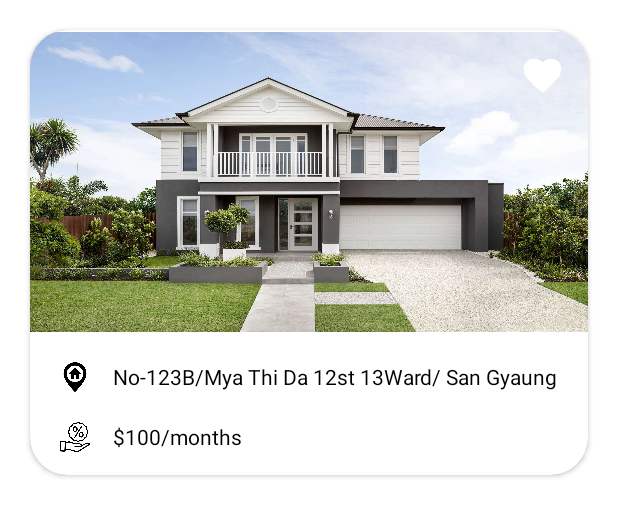
After one commit to Ye-Htet-Zaw/RoomForRent, an Android app: the layout favourite_item.xml on its own in the app's theme, with its tools: preview values and no code run, on a phone screen of 412 x 824 dp. The commit adds this screen. Shown: the top 517 px of the screen. Run offline under Robolectric (Android 15) with nearby library versions, the phone set to English and light mode, and no system bars; Roboto replaces fonts that are not available here.

Commit message:
KMMN (add Fav recycler view)

```diff
--- a/app/src/main/java/com/example/roomforrent/activity/MainActivity.kt
+++ b/app/src/main/java/com/example/roomforrent/activity/MainActivity.kt
@@ -45,8 +45,7 @@ class MainActivity : AppCompatActivity() {
                 val currentFragment : Fragment= supportFragmentManager.fragments.last()
                 val ft = supportFragmentManager.beginTransaction()
                 ft.detach(currentFragment).attach(currentFragment).commit()
-                Log.i("TestFavourite", tab!!.getPosition().toString())
-                tab.customView!!.nav_label.setTextColor(resources.getColor(R.color.activeTabTextColor))
+                tab?.customView!!.nav_label.setTextColor(resources.getColor(R.color.activeTabTextColor))
                 tab.customView!!.nav_icon.setImageResource(activeTabIconArr.get(tab.position))
             }
 
--- a/app/src/main/java/com/example/roomforrent/services/FavouriteService.kt
+++ b/app/src/main/java/com/example/roomforrent/services/FavouriteService.kt
@@ -1,6 +1,7 @@
 package com.example.roomforrent.services
 
 import com.example.roomforrent.models.Favourite
+import com.example.roomforrent.models.House
 import retrofit2.Call
 import retrofit2.http.*
 
@@ -16,4 +17,7 @@ interface FavouriteService {
 
     @DELETE("deleteFavouriteWithId/{USER_ID}&{FAVOURITE_ID}")
     fun deleteFavouriteWithId(@Path("USER_ID")user_id: String,@Path("FAVOURITE_ID")favourite_id: String):Call<List<Favourite>>
+
+    @GET("getFavouritHouseList")
+    fun getFavouritHouseList():Call<List<House>>
 }
--- a/app/src/main/java/com/example/roomforrent/services/ServiceBuilder.kt
+++ b/app/src/main/java/com/example/roomforrent/services/ServiceBuilder.kt
@@ -6,7 +6,7 @@ import retrofit2.converter.gson.GsonConverterFactory
 
 object ServiceBuilder {
     //private const val URL ="http://localhost:9090/"
-    private const val URL ="http://192.168.100.4:9090/"
+    private const val URL ="http://192.168.100.21:9097/"
     //CREATE HTTP CLIENT
     private val okHttp = OkHttpClient.Builder()
 
--- /dev/null
+++ b/app/src/main/res/layout/favourite_item.xml
@@ -0,0 +1,87 @@
+<?xml version="1.0" encoding="utf-8"?>
+<androidx.cardview.widget.CardView xmlns:android="http://schemas.android.com/apk/res/android"
+    xmlns:app="http://schemas.android.com/apk/res-auto"
+    android:id="@+id/cv_house_list"
+    android:layout_width="match_parent"
+    android:layout_height="wrap_content"
+    android:layout_marginLeft="20dp"
+    android:layout_marginTop="20dp"
+    android:layout_marginRight="20dp"
+    android:layout_marginBottom="30dp"
+    android:backgroundTintMode="multiply"
+    android:elevation="10dp"
+    app:cardCornerRadius="25dp"
+    android:backgroundTint="#FFFFFF">
+
+    <RelativeLayout
+        android:layout_width="match_parent"
+        android:layout_height="wrap_content"
+        android:radius ="20dp"
+        android:elevation="100dp"
+        >
+
+
+        <ImageView
+            android:id="@+id/iv_roomImg"
+            android:layout_width="match_parent"
+            android:layout_height="200dp"
+            android:layout_alignParentTop="true"
+            android:layout_marginTop="1dp"
+            android:scaleType="fitXY"
+            android:src="@drawable/house2" />
+
+        <ImageView
+            android:id="@+id/iv_heart"
+            android:layout_width="30dp"
+            android:layout_height="30dp"
+            android:src="@drawable/ic_favorite_black_24dp"
+            android:layout_alignParentTop="true"
+            android:layout_alignParentRight="true"
+            android:layout_margin="15dp"
+            android:scaleType="fitXY" />
+        <LinearLayout
+            android:id="@+id/addressLayout"
+            android:layout_width="match_parent"
+            android:layout_height="wrap_content"
+            android:orientation="horizontal"
+            android:layout_below="@+id/iv_roomImg"
+            android:layout_margin="20dp"
+            >
+            <ImageView
+                android:layout_width="20dp"
+                android:layout_height="20dp"
+                android:background="@drawable/home"
+                android:layout_marginRight="15dp"/>
+            <TextView
+                android:id="@+id/tv_address"
+                android:layout_width="match_parent"
+                android:layout_height="wrap_content"
+                android:textColor="@color/black"
+                android:text="No-123B/Mya Thi Da 12st 13Ward/ San Gyaung"/>
+        </LinearLayout>
+        <LinearLayout
+            android:id="@+id/priceLayout"
+            android:layout_width="match_parent"
+            android:layout_height="wrap_content"
+            android:orientation="horizontal"
+            android:layout_below="@+id/addressLayout"
+            android:layout_marginLeft="20dp"
+            android:layout_marginRight="20dp"
+            android:layout_marginBottom="15dp"
+            >
+            <ImageView
+                android:layout_width="20dp"
+                android:layout_height="20dp"
+                android:background="@drawable/offer"
+                android:layout_marginRight="15dp"/>
+            <TextView
+                android:id="@+id/tv_price"
+                android:layout_width="match_parent"
+                android:layout_height="wrap_content"
+
+                android:textColor="@color/black"
+                android:text="$100/months"/>
+        </LinearLayout>
+
+    </RelativeLayout>
+</androidx.cardview.widget.CardView>
```
Also changed, not shown: app/src/main/java/com/example/roomforrent/adapter/FavouriteItemAdapter.kt (added, +86 -0 lines), app/src/main/java/com/example/roomforrent/adapter/HouseItemAdapter.kt (+5 -4 lines), app/src/main/java/com/example/roomforrent/fragment/BaseFragment.kt (added, +41 -0 lines), app/src/main/java/com/example/roomforrent/fragment/FavouriteFragment.kt (+54 -16 lines), app/src/main/res/layout/fragment_base.xml (added, +14 -0 lines), app/src/main/res/values/strings.xml (line endings or trailing spaces).
